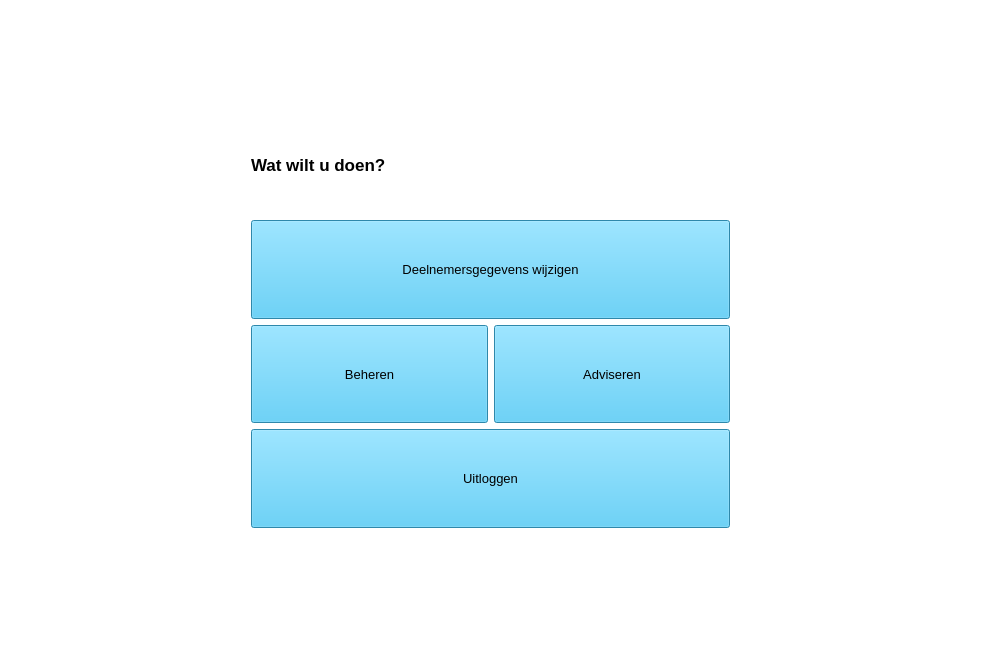
Before: the Qt Designer form Beheerderkeuzes.ui in Alwin1234567/AR-project, drawn with Qt 5.
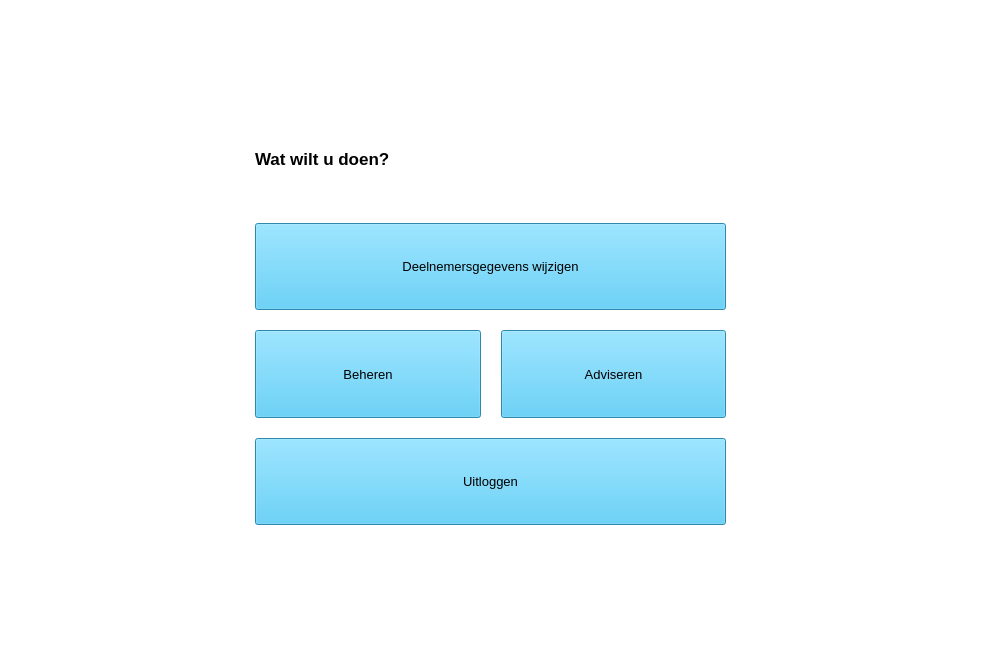
After: the same form once the commit is applied. Icons and pictures are not drawn.

Commit message: Klein beetje extra ruimte tussen knoppen

The edit to the form file:
```diff
--- a/Beheerderkeuzes.ui
+++ b/Beheerderkeuzes.ui
@@ -88,6 +88,9 @@
       <property name="rightMargin">
        <number>0</number>
       </property>
+      <property name="spacing">
+       <number>20</number>
+      </property>
       <item row="4" column="2">
        <widget class="QPushButton" name="btnAdviseren">
         <property name="sizePolicy">
```
Left out of the diff: 2 changed lines with no effect on the pictures.
